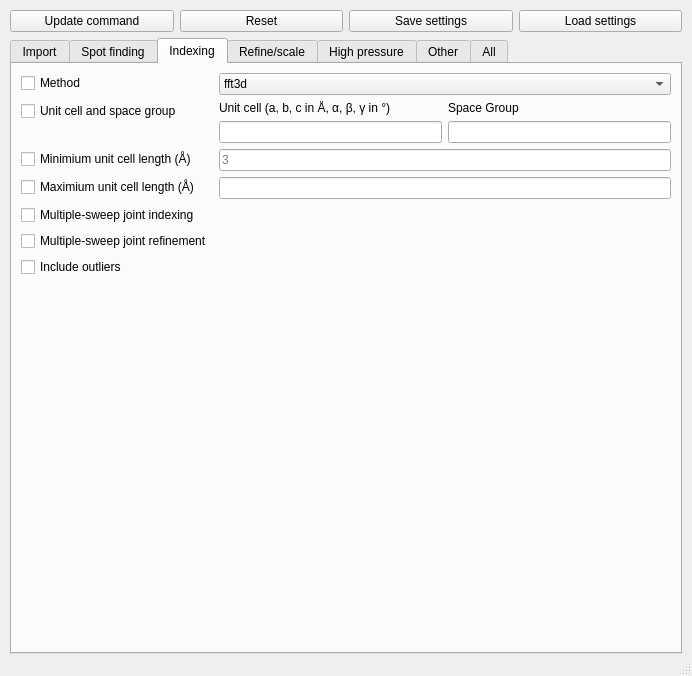
This is i19-gui/OptionsWindow.ui in xia2/i19-gui as Qt 5 draws it before an edit. The edited form follows.
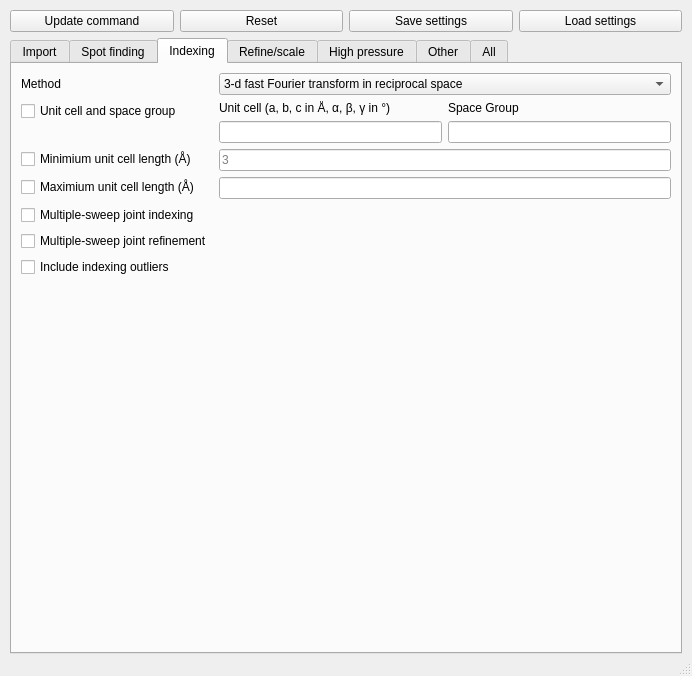
This is the edited form. The open tabs and pages were chosen to show the change.

Commit message: Remove redundant checkboxes, clarify labels

```diff
--- a/i19-gui/OptionsWindow.ui
+++ b/i19-gui/OptionsWindow.ui
@@ -788,21 +788,11 @@
         <string>Indexing</string>
        </attribute>
        <layout class="QFormLayout" name="formLayout_2">
-        <item row="0" column="0">
-         <widget class="QCheckBox" name="Index_method_checkBox">
-          <property name="statusTip">
-           <string>Select indexing algorithm.</string>
-          </property>
-          <property name="text">
-           <string>Method</string>
-          </property>
-         </widget>
-        </item>
         <item row="0" column="1">
          <widget class="QComboBox" name="Index_method_comboBox">
           <item>
            <property name="text">
-            <string>fft3d</string>
+            <string>3-d fast Fourier transform in reciprocal space</string>
            </property>
           </item>
           <item>
@@ -941,7 +931,14 @@
            <string>Include all reflections from spot finding, including outliers in reciprocal space.</string>
           </property>
           <property name="text">
-           <string>Include outliers</string>
+           <string>Include indexing outliers</string>
+          </property>
+         </widget>
+        </item>
+        <item row="0" column="0">
+         <widget class="QLabel" name="label_4">
+          <property name="text">
+           <string>Method</string>
           </property>
          </widget>
         </item>
```
Left out of the diff: 40 changed lines with no effect on the pictures.
